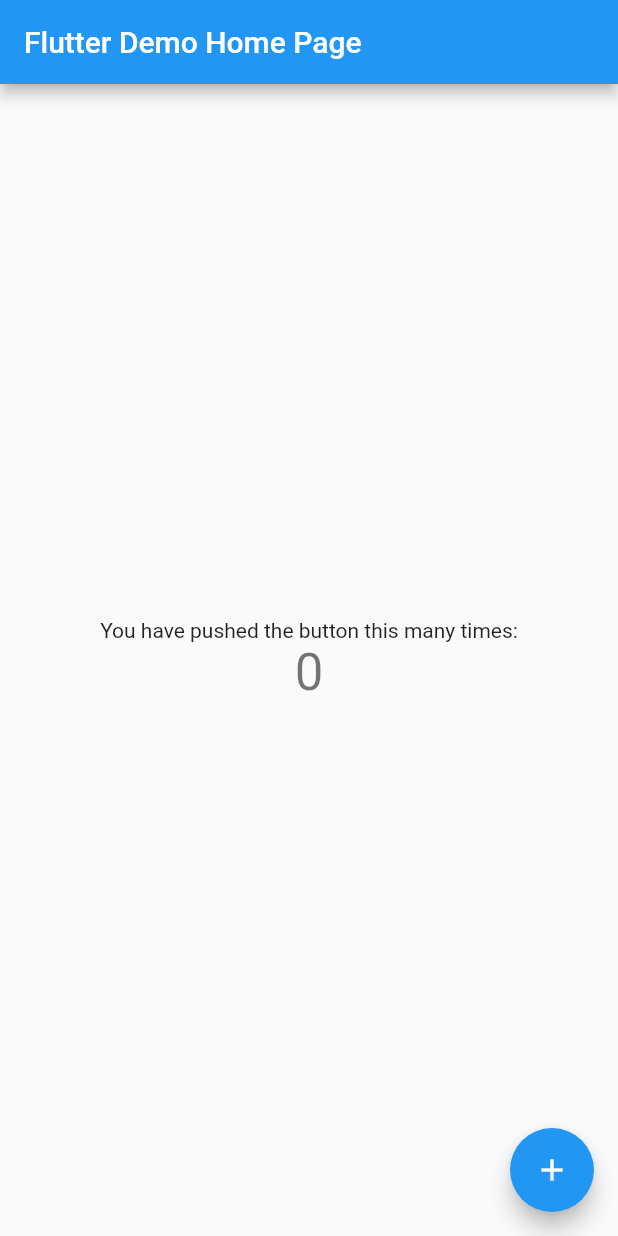
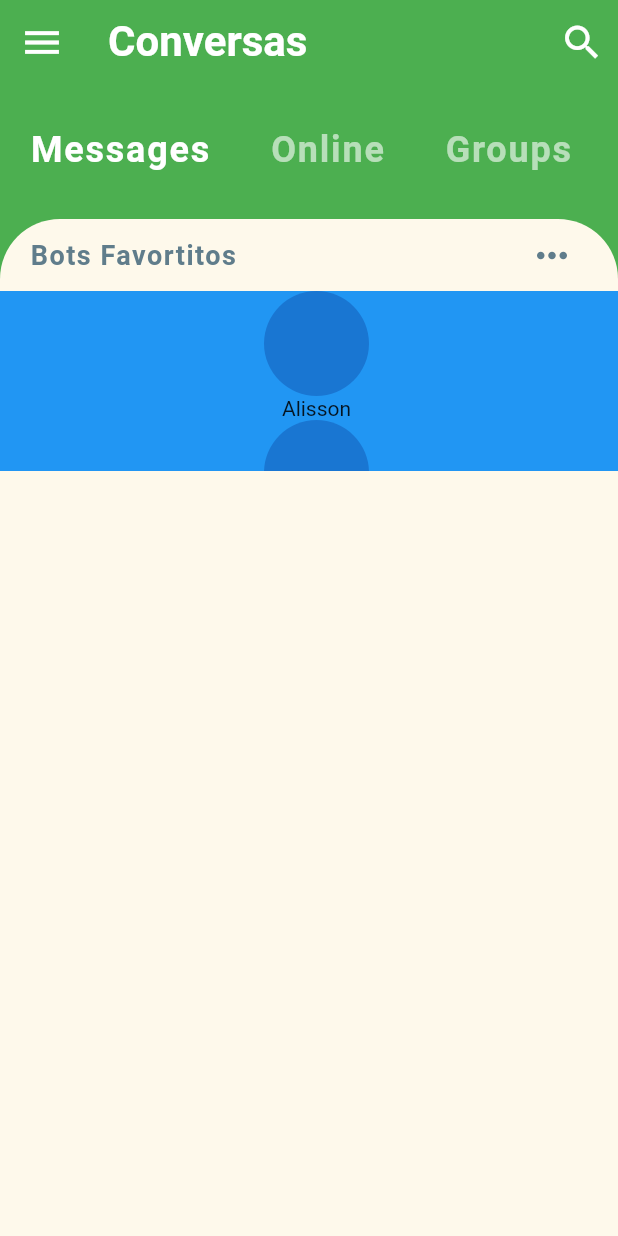
Before and after one commit to exceptionai/mobo, a Flutter app: the screen it shows after launch, on a phone screen of 412 x 824 dp. Run offline on Flutter 3.47's test engine with Material 2 defaults, Android fonts, the phone set to English and light mode, and no system bars.

Commit message:
Layout inicial da pagina de listagem de bots

```diff
--- a/lib/main.dart
+++ b/lib/main.dart
@@ -1,117 +1,20 @@
 import 'package:flutter/material.dart';
-
+import 'package:mobo/screens/home_screen.dart';
 void main() {
   runApp(MyApp());
 }
 
 class MyApp extends StatelessWidget {
-  // This widget is the root of your application.
   @override
   Widget build(BuildContext context) {
     return MaterialApp(
-      title: 'Flutter Demo',
+      title: 'MOBO Chat',
+      debugShowCheckedModeBanner: false,
       theme: ThemeData(
-        // This is the theme of your application.
-        //
-        // Try running your application with "flutter run". You'll see the
-        // application has a blue toolbar. Then, without quitting the app, try
-        // changing the primarySwatch below to Colors.green and then invoke
-        // "hot reload" (press "r" in the console where you ran "flutter run",
-        // or simply save your changes to "hot reload" in a Flutter IDE).
-        // Notice that the counter didn't reset back to zero; the application
-        // is not restarted.
-        primarySwatch: Colors.blue,
-        // This makes the visual density adapt to the platform that you run
-        // the app on. For desktop platforms, the controls will be smaller and
-        // closer together (more dense) than on mobile platforms.
-        visualDensity: VisualDensity.adaptivePlatformDensity,
+        primaryColor: Colors.green,
+        accentColor: Color(0xFFFEF9EB),
       ),
-      home: MyHomePage(title: 'Flutter Demo Home Page'),
+      home: HomeScreen()
     );
   }
 }
-
-class MyHomePage extends StatefulWidget {
-  MyHomePage({Key key, this.title}) : super(key: key);
-
-  // This widget is the home page of your application. It is stateful, meaning
-  // that it has a State object (defined below) that contains fields that affect
-  // how it looks.
-
-  // This class is the configuration for the state. It holds the values (in this
-  // case the title) provided by the parent (in this case the App widget) and
-  // used by the build method of the State. Fields in a Widget subclass are
-  // always marked "final".
-
-  final String title;
-
-  @override
-  _MyHomePageState createState() => _MyHomePageState();
-}
-
-class _MyHomePageState extends State<MyHomePage> {
-  int _counter = 0;
-
-  void _incrementCounter() {
-    setState(() {
-      // This call to setState tells the Flutter framework that something has
-      // changed in this State, which causes it to rerun the build method below
-      // so that the display can reflect the updated values. If we changed
-      // _counter without calling setState(), then the build method would not be
-      // called again, and so nothing would appear to happen.
-      _counter++;
-    });
-  }
-
-  @override
-  Widget build(BuildContext context) {
-    // This method is rerun every time setState is called, for instance as done
-    // by the _incrementCounter method above.
-    //
-    // The Flutter framework has been optimized to make rerunning build methods
-    // fast, so that you can just rebuild anything that needs updating rather
-    // than having to individually change instances of widgets.
-    return Scaffold(
-      appBar: AppBar(
-        // Here we take the value from the MyHomePage object that was created by
-        // the App.build method, and use it to set our appbar title.
-        title: Text(widget.title),
-      ),
-      body: Center(
-        // Center is a layout widget. It takes a single child and positions it
-        // in the middle of the parent.
-        child: Column(
-          // Column is also a layout widget. It takes a list of children and
-          // arranges them vertically. By default, it sizes itself to fit its
-          // children horizontally, and tries to be as tall as its parent.
-          //
-          // Invoke "debug painting" (press "p" in the console, choose the
-          // "Toggle Debug Paint" action from the Flutter Inspector in Android
-          // Studio, or the "Toggle Debug Paint" command in Visual Studio Code)
-          // to see the wireframe for each widget.
-          //
-          // Column has various properties to control how it sizes itself and
-          // how it positions its children. Here we use mainAxisAlignment to
-          // center the children vertically; the main axis here is the vertical
-          // axis because Columns are vertical (the cross axis would be
-          // horizontal).
-          mainAxisAlignment: MainAxisAlignment.center,
-          children: <Widget>[
-            Text(
-              'You have pushed the button this many times:',
-            ),
-            Text(
-              '$_counter',
-              style: Theme.of(context).textTheme.headline4,
-            ),
-          ],
-        ),
-      ),
-      floatingActionButton: FloatingActionButton(
-        onPressed: _incrementCounter,
-        tooltip: 'Increment',
-        child: Icon(Icons.add),
-      ), // This trailing comma makes auto-formatting nicer for build methods.
-    );
-  }
-}
--- /dev/null
+++ b/lib/screens/home_screen.dart
@@ -0,0 +1,62 @@
+import 'package:flutter/material.dart';
+import 'package:mobo/widgets/category_selector.dart';
+import 'package:mobo/widgets/favorite_bots.dart';
+
+class HomeScreen extends StatefulWidget {
+  @override
+  _HomeScreenState createState() => _HomeScreenState();
+}
+
+class _HomeScreenState extends State<HomeScreen> {
+  @override
+  Widget build(BuildContext context) {
+    return Scaffold(
+      backgroundColor: Theme.of(context).primaryColor,
+      appBar: AppBar(
+        leading: IconButton(
+          icon: Icon(Icons.menu),
+          iconSize: 30.0,
+          color: Colors.white,
+          onPressed: () {},
+        ),
+        title: Text(
+          'Conversas',
+          style: TextStyle(
+            fontSize: 28.0,
+            fontWeight: FontWeight.bold,
+          ),
+        ),
+        elevation: 0.0,
+        actions: <Widget>[
+          IconButton(
+            icon: Icon(Icons.search),
+            iconSize: 30.0,
+            color: Colors.white,
+            onPressed: () {},
+          ),
+        ],
+      ),
+      body: Column(
+        children: <Widget>[
+          CategorySelector(),
+          Expanded(
+            child: Container(
+              decoration: BoxDecoration(
+                color: Theme.of(context).accentColor,
+                borderRadius: BorderRadius.only(
+                  topLeft: Radius.circular(40.0),
+                  topRight: Radius.circular(40.0),
+                ),
+              ),
+              child: Column(
+                children: <Widget>[
+                  FavoriteBots(),
+                ],
+              ),
+            ),
+          ),
+        ],
+      ),
+    );
+  }
+}
--- /dev/null
+++ b/lib/widgets/category_selector.dart
@@ -0,0 +1,44 @@
+import 'package:flutter/material.dart';
+
+class CategorySelector extends StatefulWidget {
+  @override
+  _CategorySelectorState createState() => _CategorySelectorState();
+}
+
+class _CategorySelectorState extends State<CategorySelector> {
+  int selectCategory = 0;
+  final List<String> categories = ['Messages', 'Online', 'Groups', 'Requests'];
+
+  @override
+  Widget build(BuildContext context) {
+    return Container(
+      height: 90.0,
+      color: Theme.of(context).primaryColor,
+      child: ListView.builder(
+        scrollDirection: Axis.horizontal,
+        itemCount: categories.length,
+        itemBuilder: (BuildContext contex, int index) {
+          return GestureDetector(
+            onTap: () {
+              setState(() {
+                selectCategory = index;
+              });
+            },
+            child: Padding(
+              padding: EdgeInsets.symmetric(horizontal: 20.0, vertical: 30.0),
+              child: Text(
+                categories[index],
+                style: TextStyle(
+                    color:
+                        index == selectCategory ? Colors.white : Colors.white60,
+                    fontSize: 24.0,
+                    fontWeight: FontWeight.bold,
+                    letterSpacing: 1.2),
+              ),
+            ),
+          );
+        },
+      ),
+    );
+  }
+}
--- /dev/null
+++ b/lib/widgets/favorite_bots.dart
@@ -0,0 +1,66 @@
+import 'package:flutter/material.dart';
+
+class FavoriteBots extends StatefulWidget {
+  @override
+  _FavoriteBotsState createState() => _FavoriteBotsState();
+}
+
+class _FavoriteBotsState extends State<FavoriteBots> {
+  final List<String> favorites = [
+    'Alisson',
+    'Renan',
+    'Lopes',
+    'Gustavo',
+    'Vanessa'
+  ];
+  @override
+  Widget build(BuildContext context) {
+    return Column(
+      children: <Widget>[
+        Padding(
+          padding: EdgeInsets.symmetric(
+            horizontal: 20.0,
+          ),
+          child: Row(
+            mainAxisAlignment: MainAxisAlignment.spaceBetween,
+            children: <Widget>[
+              Text(
+                'Bots Favortitos',
+                style: TextStyle(
+                  color: Colors.blueGrey,
+                  fontSize: 18.0,
+                  fontWeight: FontWeight.bold,
+                  letterSpacing: 1.0,
+                ),
+              ),
+              IconButton(
+                icon: Icon(Icons.more_horiz),
+                iconSize: 30.0,
+                color: Colors.blueGrey,
+                onPressed: () {},
+              ),
+            ],
+          ),
+        ),
+        Container(
+          height: 120.0,
+          color: Colors.blue,
+          child: ListView.builder(
+            padding: EdgeInsets.only(left: 10.0),
+            itemCount: favorites.length,
+            itemBuilder: (BuildContext context, int index) {
+              return Column(
+                children: <Widget>[
+                  CircleAvatar(
+                    radius: 35.0,
+                    //backgroundImage: ,
+                  ),
+                  Text(favorites[index]),
+                ],
+              );
+            }),
+        ),
+      ],
+    );
+  }
+}
```
Also changed, not shown: pubspec.lock, pubspec.yaml (line endings or trailing spaces), 1 other file.
